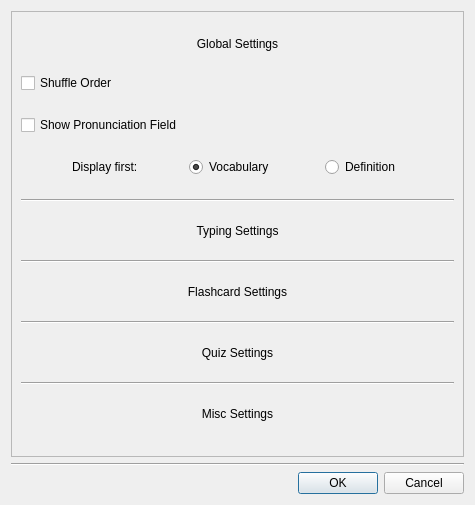
Before: the Qt Designer form cjk-trainer/ui/SettingsDialog.ui in mruiz42/cjk-trainer, drawn with Qt 5.
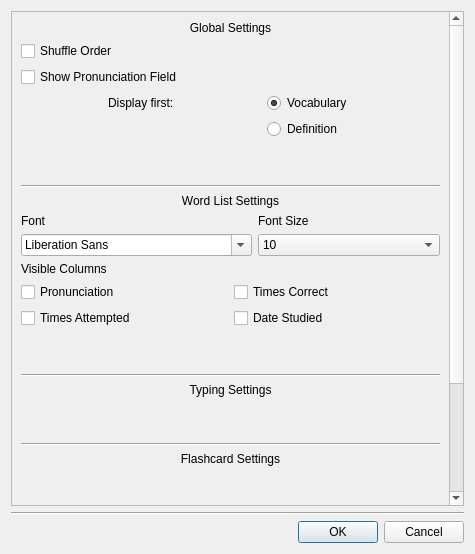
After: the same form once the commit is applied. Icons and pictures are not drawn.

What changed in the file:
```diff
--- a/cjk-trainer/ui/SettingsDialog.ui
+++ b/cjk-trainer/ui/SettingsDialog.ui
@@ -7,7 +7,7 @@
     <x>0</x>
     <y>0</y>
     <width>475</width>
-    <height>505</height>
+    <height>554</height>
    </rect>
   </property>
   <property name="windowTitle">
@@ -27,8 +27,8 @@
        <rect>
         <x>0</x>
         <y>0</y>
-        <width>459</width>
-        <height>440</height>
+        <width>439</width>
+        <height>731</height>
        </rect>
       </property>
       <layout class="QVBoxLayout" name="verticalLayout_6">
@@ -72,17 +72,14 @@
         </widget>
        </item>
        <item>
-        <layout class="QHBoxLayout" name="horizontalLayout_3">
-         <property name="spacing">
-          <number>0</number>
-         </property>
+        <layout class="QGridLayout" name="gridLayout_2">
          <property name="sizeConstraint">
           <enum>QLayout::SetFixedSize</enum>
          </property>
          <property name="bottomMargin">
           <number>0</number>
          </property>
-         <item>
+         <item row="0" column="0">
           <widget class="QLabel" name="label_displayFirst">
            <property name="sizePolicy">
             <sizepolicy hsizetype="Fixed" vsizetype="Fixed">
@@ -95,7 +92,7 @@
            </property>
           </widget>
          </item>
-         <item>
+         <item row="0" column="1">
           <widget class="QRadioButton" name="radioButton_vocabulary">
            <property name="sizePolicy">
             <sizepolicy hsizetype="Fixed" vsizetype="Fixed">
@@ -111,7 +108,7 @@
            </property>
           </widget>
          </item>
-         <item>
+         <item row="1" column="1">
           <widget class="QRadioButton" name="radioButton_definition">
            <property name="sizePolicy">
             <sizepolicy hsizetype="Fixed" vsizetype="Fixed">
@@ -126,6 +123,22 @@
          </item>
         </layout>
        </item>
+       <item>
+        <spacer name="verticalSpacer">
+         <property name="orientation">
+          <enum>Qt::Vertical</enum>
+         </property>
+         <property name="sizeType">
+          <enum>QSizePolicy::Fixed</enum>
+         </property>
+         <property name="sizeHint" stdset="0">
+          <size>
+           <width>20</width>
+           <height>40</height>
+          </size>
+         </property>
+        </spacer>
+       </item>
        <item>
         <widget class="Line" name="line_2">
          <property name="orientation">
@@ -133,6 +146,161 @@
          </property>
         </widget>
        </item>
+       <item>
+        <widget class="QLabel" name="label_wordListSettings">
+         <property name="sizePolicy">
+          <sizepolicy hsizetype="Expanding" vsizetype="Fixed">
+           <horstretch>0</horstretch>
+           <verstretch>0</verstretch>
+          </sizepolicy>
+         </property>
+         <property name="text">
+          <string>Word List Settings</string>
+         </property>
+         <property name="alignment">
+          <set>Qt::AlignCenter</set>
+         </property>
+        </widget>
+       </item>
+       <item>
+        <layout class="QGridLayout" name="gridLayout">
+         <item row="1" column="0">
+          <widget class="QFontComboBox" name="fontComboBox"/>
+         </item>
+         <item row="1" column="1">
+          <widget class="QComboBox" name="comboBox_fontSize">
+           <item>
+            <property name="text">
+             <string>10</string>
+            </property>
+           </item>
+           <item>
+            <property name="text">
+             <string>11</string>
+            </property>
+           </item>
+           <item>
+            <property name="text">
+             <string>12</string>
+            </property>
+           </item>
+           <item>
+            <property name="text">
+             <string>14</string>
+            </property>
+           </item>
+           <item>
+            <property name="text">
+             <string>16</string>
+            </property>
+           </item>
+           <item>
+            <property name="text">
+             <string>18</string>
+            </property>
+           </item>
+           <item>
+            <property name="text">
+             <string>20</string>
+            </property>
+           </item>
+           <item>
+            <property name="text">
+             <string>22</string>
+            </property>
+           </item>
+          </widget>
+         </item>
+         <item row="0" column="0">
+          <widget class="QLabel" name="label_font">
+           <property name="sizePolicy">
+            <sizepolicy hsizetype="Preferred" vsizetype="Fixed">
+             <horstretch>0</horstretch>
+             <verstretch>0</verstretch>
+            </sizepolicy>
+           </property>
+           <property name="text">
+            <string>Font</string>
+           </property>
+          </widget>
+         </item>
+         <item row="0" column="1">
+          <widget class="QLabel" name="label_fontSize">
+           <property name="sizePolicy">
+            <sizepolicy hsizetype="Preferred" vsizetype="Fixed">
+             <horstretch>0</horstretch>
+             <verstretch>0</verstretch>
+            </sizepolicy>
+           </property>
+           <property name="text">
+            <string>Font Size</string>
+           </property>
+          </widget>
+         </item>
+        </layout>
+       </item>
+       <item>
+        <layout class="QGridLayout" name="gridLayout_3">
+         <item row="1" column="0">
+          <widget class="QCheckBox" name="checkBox_pronunciation">
+           <property name="text">
+            <string>Pronunciation</string>
+           </property>
+          </widget>
+         </item>
+         <item row="1" column="1">
+          <widget class="QCheckBox" name="checkBox_timesCorrect">
+           <property name="text">
+            <string>Times Correct</string>
+           </property>
+          </widget>
+         </item>
+         <item row="2" column="0">
+          <widget class="QCheckBox" name="checkBox_timesAttempted">
+           <property name="text">
+            <string>Times Attempted</string>
+           </property>
+          </widget>
+         </item>
+         <item row="0" column="0">
+          <widget class="QLabel" name="label">
+           <property name="text">
+            <string>Visible Columns</string>
+           </property>
+          </widget>
+         </item>
+         <item row="2" column="1">
+          <widget class="QCheckBox" name="checkBox_dateStudied">
+           <property name="text">
+            <string>Date Studied</string>
+           </property>
+          </widget>
+         </item>
+        </layout>
+       </item>
+       <item>
+        <spacer name="verticalSpacer_2">
+         <property name="orientation">
+          <enum>Qt::Vertical</enum>
+         </property>
+         <property name="sizeType">
+          <enum>QSizePolicy::Fixed</enum>
+         </property>
+         <property name="sizeHint" stdset="0">
+          <size>
+           <width>20</width>
+           <height>40</height>
+          </size>
+         </property>
+        </spacer>
+       </item>
+       <item>
+        <widget class="Line" name="line_6">
+         <property name="orientation">
+          <enum>Qt::Horizontal</enum>
+         </property>
+        </widget>
+       </item>
        <item>
         <widget class="QLabel" name="label_typingSettings">
          <property name="sizePolicy">
@@ -155,6 +323,22 @@
          </property>
         </widget>
        </item>
+       <item>
+        <spacer name="verticalSpacer_3">
+         <property name="orientation">
+          <enum>Qt::Vertical</enum>
+         </property>
+         <property name="sizeType">
+          <enum>QSizePolicy::Fixed</enum>
+         </property>
+         <property name="sizeHint" stdset="0">
+          <size>
+           <width>20</width>
+           <height>40</height>
+          </size>
+         </property>
+        </spacer>
+       </item>
        <item>
         <widget class="Line" name="line_3">
          <property name="orientation">
@@ -178,6 +362,22 @@
          </property>
         </widget>
        </item>
+       <item>
+        <spacer name="verticalSpacer_4">
+         <property name="orientation">
+          <enum>Qt::Vertical</enum>
+         </property>
+         <property name="sizeType">
+          <enum>QSizePolicy::Fixed</enum>
+         </property>
+         <property name="sizeHint" stdset="0">
+          <size>
+           <width>20</width>
+           <height>40</height>
+          </size>
+         </property>
+        </spacer>
+       </item>
        <item>
         <widget class="Line" name="line_4">
          <property name="orientation">
@@ -201,6 +401,22 @@
          </property>
         </widget>
        </item>
+       <item>
+        <spacer name="verticalSpacer_5">
+         <property name="orientation">
+          <enum>Qt::Vertical</enum>
+         </property>
+         <property name="sizeType">
+          <enum>QSizePolicy::Fixed</enum>
+         </property>
+         <property name="sizeHint" stdset="0">
+          <size>
+           <width>20</width>
+           <height>40</height>
+          </size>
+         </property>
+        </spacer>
+       </item>
        <item>
         <widget class="Line" name="line_5">
          <property name="orientation">
@@ -224,6 +440,22 @@
          </property>
         </widget>
        </item>
+       <item>
+        <spacer name="verticalSpacer_6">
+         <property name="orientation">
+          <enum>Qt::Vertical</enum>
+         </property>
+         <property name="sizeType">
+          <enum>QSizePolicy::Fixed</enum>
+         </property>
+         <property name="sizeHint" stdset="0">
+          <size>
+           <width>20</width>
+           <height>40</height>
+          </size>
+         </property>
+        </spacer>
+       </item>
       </layout>
      </widget>
     </widget>
@@ -236,26 +468,37 @@
     </widget>
    </item>
    <item>
-    <widget class="QDialogButtonBox" name="buttonBox">
-     <property name="sizePolicy">
-      <sizepolicy hsizetype="Expanding" vsizetype="Minimum">
-       <horstretch>0</horstretch>
-       <verstretch>0</verstretch>
-      </sizepolicy>
-     </property>
-     <property name="maximumSize">
-      <size>
-       <width>16777215</width>
-       <height>36</height>
-      </size>
-     </property>
-     <property name="orientation">
-      <enum>Qt::Horizontal</enum>
-     </property>
-     <property name="standardButtons">
-      <set>QDialogButtonBox::Cancel|QDialogButtonBox::Ok</set>
-     </property>
-    </widget>
+    <layout class="QHBoxLayout" name="horizontalLayout_2">
+     <item>
+      <widget class="QLabel" name="label_status">
+       <property name="text">
+        <string/>
+       </property>
+      </widget>
+     </item>
+     <item>
+      <widget class="QDialogButtonBox" name="buttonBox">
+       <property name="sizePolicy">
+        <sizepolicy hsizetype="Expanding" vsizetype="Minimum">
+         <horstretch>0</horstretch>
+         <verstretch>0</verstretch>
+        </sizepolicy>
+       </property>
+       <property name="maximumSize">
+        <size>
+         <width>16777215</width>
+         <height>36</height>
+        </size>
+       </property>
+       <property name="orientation">
+        <enum>Qt::Horizontal</enum>
+       </property>
+       <property name="standardButtons">
+        <set>QDialogButtonBox::Cancel|QDialogButtonBox::Ok</set>
+       </property>
+      </widget>
+     </item>
+    </layout>
    </item>
   </layout>
  </widget>
```
Left out of the diff: 17 changed lines with no effect on the pictures.
